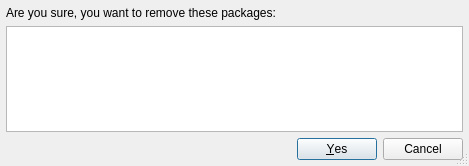
Old version of the form src/conan_explorer/ui/dialogs/conan_remove/conan_remove.ui in the repository goszpeti/conan_explorer.
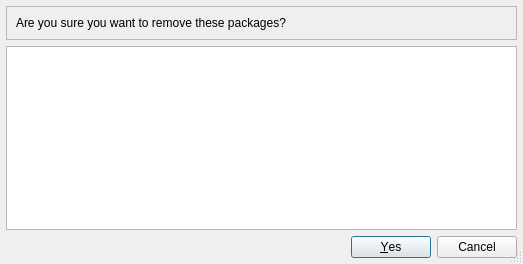
New version of the form.

What changed in the file:
```diff
--- a/src/conan_explorer/ui/dialogs/conan_remove/conan_remove.ui
+++ b/src/conan_explorer/ui/dialogs/conan_remove/conan_remove.ui
@@ -6,8 +6,8 @@
    <rect>
     <x>0</x>
     <y>0</y>
-    <width>469</width>
-    <height>166</height>
+    <width>523</width>
+    <height>264</height>
    </rect>
   </property>
   <property name="windowTitle">
@@ -33,10 +33,29 @@
     <number>6</number>
    </property>
    <item>
-    <widget class="QLabel" name="question_label">
-     <property name="text">
-      <string>Are you sure, you want to remove these packages:</string>
+    <widget class="QFrame" name="frame">
+     <property name="frameShape">
+      <enum>QFrame::Shape::StyledPanel</enum>
      </property>
+     <property name="frameShadow">
+      <enum>QFrame::Shadow::Raised</enum>
+     </property>
+     <layout class="QHBoxLayout" name="horizontalLayout" stretch="1,0">
+      <item>
+       <widget class="QLabel" name="question_label">
+        <property name="text">
+         <string>Are you sure you want to remove these packages?</string>
+        </property>
+       </widget>
+      </item>
+      <item>
+       <widget class="QLabel" name="icon">
+        <property name="text">
+         <string/>
+        </property>
+       </widget>
+      </item>
+     </layout>
     </widget>
    </item>
    <item>
```
